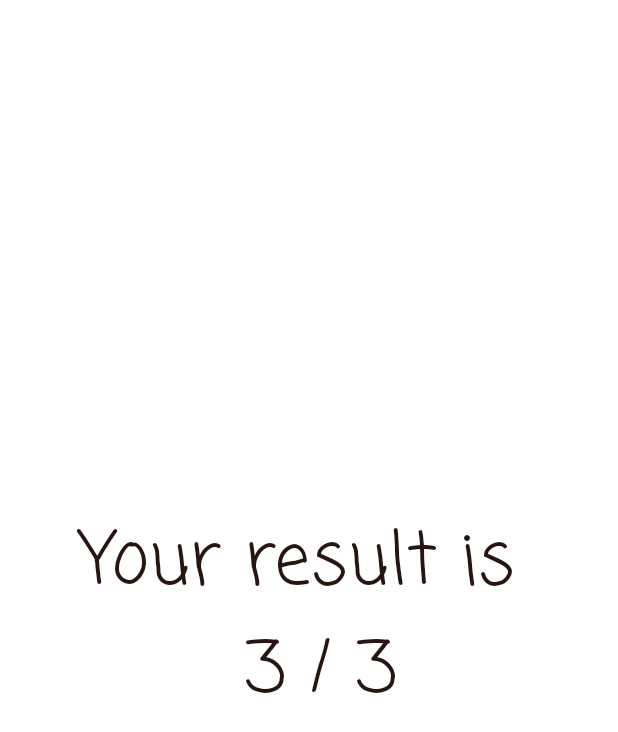
After one commit to Maryino-District/WOW-personality-test, an Android app: the fragment ResultsFragment shown on its own in the app's theme, on a phone screen of 412 x 824 dp. The commit adds this screen. Shown: the top 732 px of the screen. Run offline under Robolectric (Android 15) with nearby library versions, the phone set to English and light mode, and no system bars.

Commit message:
feat: Preapare logic for showing results
Prepare logic for showing results and create xmls for result fragment

```diff
--- /dev/null
+++ b/app/src/main/java/com/example/wowpersonalitytest/ui/fragments/ResultsFragment.kt
@@ -0,0 +1,48 @@
+package com.example.wowpersonalitytest.ui.fragments
+
+import android.content.Context
+import android.os.Bundle
+import android.view.LayoutInflater
+import android.view.View
+import android.view.ViewGroup
+import androidx.fragment.app.Fragment
+import com.example.wowpersonalitytest.R
+import com.example.wowpersonalitytest.databinding.FragmentResultsBinding
+import com.example.wowpersonalitytest.ui.interfaces.FragmentSwitchListener
+
+class ResultsFragment : Fragment() {
+    private var _bindingFragment: FragmentResultsBinding? = null
+    private val bindingFragment get() = _bindingFragment!!
+    private var switchListener: FragmentSwitchListener? = null
+    override fun onCreateView(
+        inflater: LayoutInflater,
+        container: ViewGroup?,
+        savedInstanceState: Bundle?
+    ): View? {
+        _bindingFragment = FragmentResultsBinding.inflate(layoutInflater)
+        return bindingFragment.root
+    }
+
+    override fun onViewCreated(view: View, savedInstanceState: Bundle?) {
+        super.onViewCreated(view, savedInstanceState)
+        val text = requireActivity().resources.getString(R.string.result_of_quiz, 2,3)
+        bindingFragment.textResult.setText(text)
+
+    }
+
+
+    companion object {
+        fun newInstance(): ResultsFragment {
+            return ResultsFragment()
+        }
+    }
+
+    override fun onAttach(context: Context) {
+        super.onAttach(context)
+        if (context is FragmentSwitchListener) switchListener = context
+    }
+    override fun onDestroyView() {
+        super.onDestroyView()
+        _bindingFragment = null
+    }
+}
--- /dev/null
+++ b/app/src/main/java/com/example/wowpersonalitytest/ui/interfaces/FragmentSwitchListener.kt
@@ -0,0 +1,7 @@
+package com.example.wowpersonalitytest.ui.interfaces
+
+import androidx.fragment.app.Fragment
+
+interface FragmentSwitchListener {
+    fun switch(fragment: Fragment)
+}
--- /dev/null
+++ b/app/src/main/res/layout-land/fragment_results.xml
@@ -0,0 +1,20 @@
+<?xml version="1.0" encoding="utf-8"?>
+<androidx.constraintlayout.widget.ConstraintLayout xmlns:android="http://schemas.android.com/apk/res/android"
+    xmlns:app="http://schemas.android.com/apk/res-auto"
+    android:layout_width="match_parent"
+    android:layout_height="match_parent">
+
+    <TextView
+        android:id="@+id/text_result"
+        android:layout_width="match_parent"
+        android:layout_height="wrap_content"
+        android:fontFamily="casual"
+        android:text="@string/result_of_quiz"
+        android:textAlignment="center"
+        android:textColor="@color/color_primary_dark"
+        android:textSize="48sp"
+        app:layout_constraintBottom_toBottomOf="parent"
+        app:layout_constraintEnd_toEndOf="parent"
+        app:layout_constraintStart_toStartOf="parent"
+        app:layout_constraintTop_toTopOf="parent" />
+</androidx.constraintlayout.widget.ConstraintLayout>
--- /dev/null
+++ b/app/src/main/res/layout/fragment_results.xml
@@ -0,0 +1,20 @@
+<?xml version="1.0" encoding="utf-8"?>
+<androidx.constraintlayout.widget.ConstraintLayout xmlns:android="http://schemas.android.com/apk/res/android"
+    xmlns:app="http://schemas.android.com/apk/res-auto"
+    android:layout_width="match_parent"
+    android:layout_height="match_parent">
+
+    <TextView
+        android:id="@+id/text_result"
+        android:layout_width="match_parent"
+        android:layout_height="wrap_content"
+        android:fontFamily="casual"
+        android:text="@string/result_of_quiz"
+        android:textAlignment="center"
+        android:textColor="@color/color_primary_dark"
+        android:textSize="48sp"
+        app:layout_constraintBottom_toBottomOf="parent"
+        app:layout_constraintEnd_toEndOf="parent"
+        app:layout_constraintStart_toStartOf="parent"
+        app:layout_constraintTop_toTopOf="parent" />
+</androidx.constraintlayout.widget.ConstraintLayout>
--- a/app/src/main/res/values/strings.xml
+++ b/app/src/main/res/values/strings.xml
@@ -12,6 +12,8 @@
     <string name="question_fifth"> Azeroth is NOT a continent in the Eastern Kingdoms?  </string>
     <string name="button_previous">Previous</string>
     <string name="button_next">Next</string>
+    <string name="result_of_quiz">Your result is \n %2$d / %2$d</string>
+    <string name="button_results">Show results</string>
 
 
 </resources>
```
Also changed, not shown: app/src/main/java/com/example/wowpersonalitytest/ui/activity/MainActivity.kt (+15 -3 lines), app/src/main/java/com/example/wowpersonalitytest/ui/fragments/QuizFragment.kt (+35 -21 lines), app/src/main/res/layout-land/fragment_quiz.xml (+17 -0 lines), app/src/main/res/layout/fragment_quiz.xml (+22 -2 lines).
